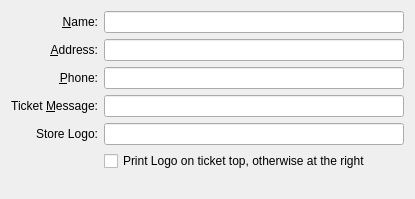
Old version of the form src/ui/store_data.ui in the repository miguelchavez/lemonpos.
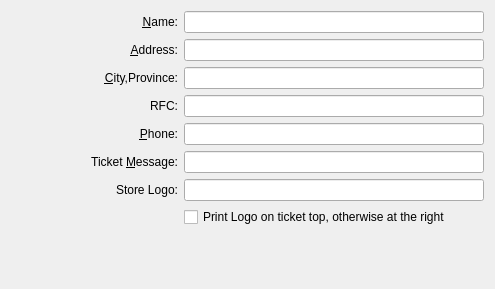
New version of the form.

Patch:
```diff
--- a/src/ui/store_data.ui
+++ b/src/ui/store_data.ui
@@ -6,8 +6,8 @@
    <rect>
     <x>0</x>
     <y>0</y>
-    <width>405</width>
-    <height>199</height>
+    <width>495</width>
+    <height>289</height>
    </rect>
   </property>
   <property name="windowTitle">
@@ -109,6 +109,73 @@
     </widget>
    </item>
    <item row="2" column="0">
+    <widget class="QLabel" name="lbl_storeCity">
+     <property name="sizePolicy">
+      <sizepolicy hsizetype="Expanding" vsizetype="Preferred">
+       <horstretch>0</horstretch>
+       <verstretch>0</verstretch>
+      </sizepolicy>
+     </property>
+     <property name="minimumSize">
+      <size>
+       <width>0</width>
+       <height>0</height>
+      </size>
+     </property>
+     <property name="text">
+      <string>&amp;City,Province:</string>
+     </property>
+     <property name="alignment">
+      <set>Qt::AlignRight|Qt::AlignTrailing|Qt::AlignVCenter</set>
+     </property>
+     <property name="buddy">
+      <cstring>kcfg_storePhone</cstring>
+     </property>
+    </widget>
+   </item>
+   <item row="2" column="1">
+    <widget class="QLineEdit" name="kcfg_storeCity">
+     <property name="sizePolicy">
+      <sizepolicy hsizetype="Maximum" vsizetype="Fixed">
+       <horstretch>0</horstretch>
+       <verstretch>0</verstretch>
+      </sizepolicy>
+     </property>
+     <property name="minimumSize">
+      <size>
+       <width>300</width>
+       <height>0</height>
+      </size>
+     </property>
+     <property name="maximumSize">
+      <size>
+       <width>300</width>
+       <height>16777215</height>
+      </size>
+     </property>
+    </widget>
+   </item>
+   <item row="3" column="0">
+    <widget class="QLabel" name="label_6">
+     <property name="text">
+      <string>RFC:</string>
+     </property>
+     <property name="alignment">
+      <set>Qt::AlignRight|Qt::AlignTrailing|Qt::AlignVCenter</set>
+     </property>
+    </widget>
+   </item>
+   <item row="3" column="1">
+    <widget class="QLineEdit" name="kcfg_storeRFC">
+     <property name="maximumSize">
+      <size>
+       <width>300</width>
+       <height>16777215</height>
+      </size>
+     </property>
+    </widget>
+   </item>
+   <item row="4" column="0">
     <widget class="QLabel" name="label_3">
      <property name="sizePolicy">
       <sizepolicy hsizetype="Expanding" vsizetype="Preferred">
@@ -133,7 +200,7 @@
      </property>
     </widget>
    </item>
-   <item row="2" column="1">
+   <item row="4" column="1">
     <widget class="QLineEdit" name="kcfg_storePhone">
      <property name="sizePolicy">
       <sizepolicy hsizetype="Maximum" vsizetype="Fixed">
@@ -155,7 +222,7 @@
      </property>
     </widget>
    </item>
-   <item row="3" column="0">
+   <item row="5" column="0">
     <widget class="QLabel" name="label_4">
      <property name="sizePolicy">
       <sizepolicy hsizetype="Expanding" vsizetype="Preferred">
@@ -180,7 +247,7 @@
      </property>
     </widget>
    </item>
-   <item row="3" column="1">
+   <item row="5" column="1">
     <widget class="QLineEdit" name="kcfg_editTicketMessage">
      <property name="sizePolicy">
       <sizepolicy hsizetype="Maximum" vsizetype="Fixed">
@@ -202,7 +269,7 @@
      </property>
     </widget>
    </item>
-   <item row="4" column="0">
+   <item row="6" column="0">
     <widget class="QLabel" name="label_5">
      <property name="sizePolicy">
       <sizepolicy hsizetype="Expanding" vsizetype="Preferred">
@@ -224,7 +291,7 @@
      </property>
     </widget>
    </item>
-   <item row="4" column="1">
+   <item row="6" column="1">
     <widget class="QLineEdit" name="kcfg_storeLogo">
      <property name="sizePolicy">
       <sizepolicy hsizetype="Maximum" vsizetype="Fixed">
@@ -246,14 +313,14 @@
      </property>
     </widget>
    </item>
-   <item row="5" column="1">
+   <item row="7" column="1">
     <widget class="QCheckBox" name="kcfg_chLogoOnTop">
      <property name="text">
       <string>Print Logo on ticket top, otherwise at the right</string>
      </property>
     </widget>
    </item>
-   <item row="6" column="1">
+   <item row="8" column="1">
     <spacer>
      <property name="orientation">
       <enum>Qt::Vertical</enum>
```
